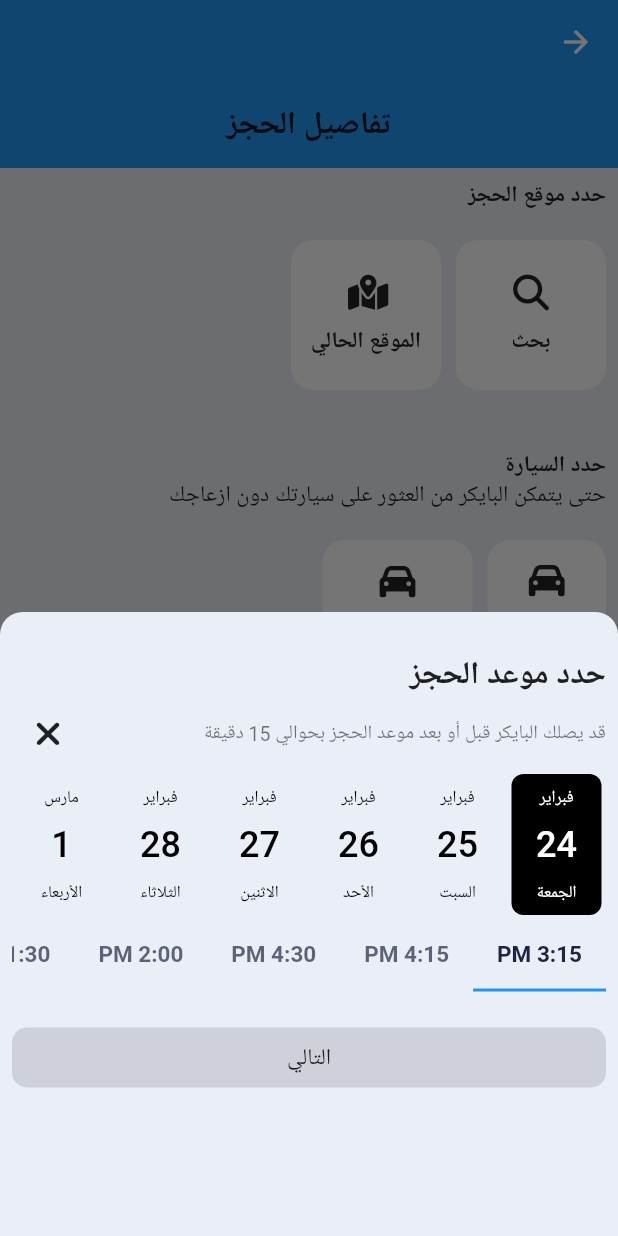
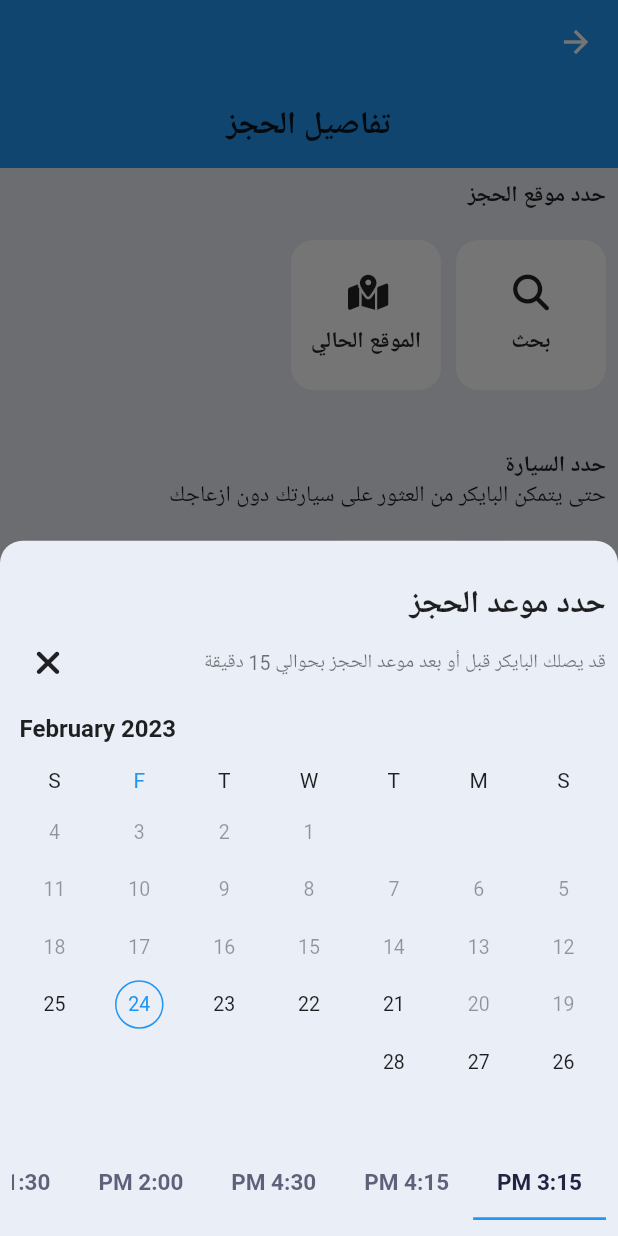
Before and after one commit to 3shmawi/Ghaslah, a Flutter app: the BookingWashScreen screen opened by its route, after a tap on "التالي", on a phone screen of 412 x 824 dp. Run offline on Flutter 3.47's test engine with Material 2 defaults, Android fonts, the phone set to English and light mode, and no system bars; drawn by our look-alikes of date_picker_timeline, syncfusion_flutter_datepicker; our stand-ins replace font_awesome_flutter, google_nav_bar; generated files the repository leaves out were written again.

Commit message:
update strings and change date picker package

```diff
--- a/lib/screens/book_wash/book_wash_screen.dart
+++ b/lib/screens/book_wash/book_wash_screen.dart
@@ -1,27 +1,67 @@
-import 'package:date_picker_timeline/date_picker_widget.dart';
+import 'package:ghaslah/unit/strings_manager.dart';
+import 'package:intl/intl.dart';
 import 'package:flutter/material.dart';
 import 'package:font_awesome_flutter/font_awesome_flutter.dart';
-
+import 'package:syncfusion_flutter_datepicker/datepicker.dart';
 import '../../unit/color_manager.dart';
 import '../../unit/shared_widget/buttons.dart';
 import '../../unit/values_manager.dart';
 
-class BookingWashScreen extends StatelessWidget {
+class BookingWashScreen extends StatefulWidget {
   const BookingWashScreen({Key? key}) : super(key: key);
+
+  @override
+  State<BookingWashScreen> createState() => _BookingWashScreenState();
+}
+
+class _BookingWashScreenState extends State<BookingWashScreen> {
+  String _selectedDate = '';
+  String _dateCount = '';
+  String _range = '';
+  String _rangeCount = '';
+
+  /// The method for [DateRangePickerSelectionChanged] callback, which will be
+  /// called whenever a selection changed on the date picker widget.
+  void _onSelectionChanged(DateRangePickerSelectionChangedArgs args) {
+    /// The argument value will return the changed date as [DateTime] when the
+    /// widget [SfDateRangeSelectionMode] set as single.
+    ///
+    /// The argument value will return the changed dates as [List<DateTime>]
+    /// when the widget [SfDateRangeSelectionMode] set as multiple.
+    ///
+    /// The argument value will return the changed range as [PickerDateRange]
+    /// when the widget [SfDateRangeSelectionMode] set as range.
+    ///
+    /// The argument value will return the changed ranges as
+    /// [List<PickerDateRange] when the widget [SfDateRangeSelectionMode] set as
+    /// multi range.
+    setState(() {
+      if (args.value is PickerDateRange) {
+        _range = '${DateFormat('dd/MM/yyyy').format(args.value.startDate)} -'
+            // ignore: lines_longer_than_80_chars
+            ' ${DateFormat('dd/MM/yyyy').format(args.value.endDate ?? args.value.startDate)}';
+      } else if (args.value is DateTime) {
+        _selectedDate = args.value.toString();
+      } else if (args.value is List<DateTime>) {
+        _dateCount = args.value.length.toString();
+      } else {
+        _rangeCount = args.value.length.toString();
+      }
+    });
+  }
 
   @override
   Widget build(BuildContext context) {
     return Scaffold(
       backgroundColor: ColorManager.backgroundColor,
       appBar: AppBar(
-        elevation: 0,
-
+        elevation: AppSize.s0,
         bottom: AppBar(
-          elevation: 0,
+          elevation: AppSize.s0,
           centerTitle: true,
           automaticallyImplyLeading: false,
-          title:Text(
-            'تفاصيل الحجز',
+          title: Text(
+            AppStrings.bookingDetails,
             style: Theme.of(context).textTheme.titleLarge,
           ),
         ),
@@ -33,7 +73,7 @@ class BookingWashScreen extends StatelessWidget {
             crossAxisAlignment: CrossAxisAlignment.start,
             children: [
               Text(
-                'حدد موقع الحجز',
+                AppStrings.chooseLocation,
                 style: Theme.of(context).textTheme.bodyLarge,
               ),
               const SizedBox(height: AppSize.s20),
@@ -44,7 +84,7 @@ class BookingWashScreen extends StatelessWidget {
                     height: AppSize.s100,
                     decoration: BoxDecoration(
                       color: ColorManager.whiteColor,
-                      borderRadius: BorderRadius.circular(15),
+                      borderRadius: BorderRadius.circular(AppSize.s15),
                     ),
                     child: Column(
                       mainAxisAlignment: MainAxisAlignment.center,
@@ -54,7 +94,7 @@ class BookingWashScreen extends StatelessWidget {
                         ),
                         const SizedBox(height: AppSize.s10),
                         Text(
-                          'بحث',
+                          AppStrings.search,
                           style: Theme.of(context).textTheme.bodyLarge,
                         ),
                       ],
@@ -66,7 +106,7 @@ class BookingWashScreen extends StatelessWidget {
                     height: AppSize.s100,
                     decoration: BoxDecoration(
                       color: ColorManager.whiteColor,
-                      borderRadius: BorderRadius.circular(15),
+                      borderRadius: BorderRadius.circular(AppSize.s15),
                     ),
                     child: Column(
                       mainAxisAlignment: MainAxisAlignment.center,
@@ -76,7 +116,7 @@ class BookingWashScreen extends StatelessWidget {
                         ),
                         const SizedBox(height: AppSize.s10),
                         Text(
-                          'الموقع الحالي',
+                          AppStrings.currentLocation,
                           style: Theme.of(context).textTheme.bodyLarge,
                         ),
                       ],
@@ -86,11 +126,11 @@ class BookingWashScreen extends StatelessWidget {
               ),
               const SizedBox(height: AppSize.s40),
               Text(
-                'حدد السيارة',
+                AppStrings.selectCar,
                 style: Theme.of(context).textTheme.bodyLarge,
               ),
               Text(
-                'حتى يتمكن البايكر من العثور على سيارتك دون ازعاجك',
+                AppStrings.explain,
                 style: Theme.of(context).textTheme.bodyMedium,
               ),
               const SizedBox(height: AppSize.s20),
@@ -101,7 +141,7 @@ class BookingWashScreen extends StatelessWidget {
                     height: AppSize.s100,
                     decoration: BoxDecoration(
                       color: ColorManager.whiteColor,
-                      borderRadius: BorderRadius.circular(15),
+                      borderRadius: BorderRadius.circular(AppSize.s15),
                     ),
                     child: Column(
                       mainAxisAlignment: MainAxisAlignment.center,
@@ -111,7 +151,7 @@ class BookingWashScreen extends StatelessWidget {
                         ),
                         const SizedBox(height: AppSize.s10),
                         Text(
-                          'Add Vehicle',
+                          AppStrings.addVehicle,
                           textAlign: TextAlign.center,
                           style: Theme.of(context).textTheme.bodyLarge,
                         ),
@@ -124,7 +164,7 @@ class BookingWashScreen extends StatelessWidget {
                     height: AppSize.s100,
                     decoration: BoxDecoration(
                       color: ColorManager.whiteColor,
-                      borderRadius: BorderRadius.circular(15),
+                      borderRadius: BorderRadius.circular(AppSize.s15),
                     ),
                     child: Column(
                       mainAxisAlignment: MainAxisAlignment.center,
@@ -140,7 +180,6 @@ class BookingWashScreen extends StatelessWidget {
                         ),
                         Text(
                           '7767-a b h',
-                          textDirection: TextDirection.ltr,
                           textAlign: TextAlign.center,
                           style: Theme.of(context).textTheme.bodySmall,
                         ),
@@ -154,18 +193,18 @@ class BookingWashScreen extends StatelessWidget {
                 maxLines: 5,
                 minLines: 1,
                 decoration: InputDecoration(
-                  labelText: 'اضف ملاحظة للبايكر',
-                  hintText: 'اضف ملاحظة للبايكر',
+                  labelText: AppStrings.setNotice,
+                  hintText: AppStrings.setNotice,
                   labelStyle: Theme.of(context).textTheme.bodySmall,
                   hintStyle: Theme.of(context).textTheme.bodySmall,
                   border: OutlineInputBorder(
-                    borderRadius: BorderRadius.circular(15),
+                    borderRadius: BorderRadius.circular(AppSize.s15),
                   ),
                 ),
               ),
               const SizedBox(height: AppSize.s40),
               DefaultElevatedButton(
-                text: 'التالي',
+                text: AppStrings.next,
                 onPressed: () {
                   bottomSheet(context);
                 },
@@ -182,36 +221,32 @@ class BookingWashScreen extends StatelessWidget {
     showModalBottomSheet(
       context: context,
       useSafeArea: true,
-
       backgroundColor: ColorManager.backgroundColor,
       clipBehavior: Clip.antiAliasWithSaveLayer,
       shape: const RoundedRectangleBorder(
           borderRadius: BorderRadius.only(
-        topLeft: Radius.circular(15),
-        topRight: Radius.circular(15),
+        topLeft: Radius.circular(AppSize.s15),
+        topRight: Radius.circular(AppSize.s15),
       )),
       builder: (context) => DefaultTabController(
         length: 9,
         child: Padding(
-          padding: const EdgeInsets.all(8.0),
+          padding: const EdgeInsets.all(AppPadding.p8),
           child: SizedBox(
-            height: 400,
             width: double.infinity,
             child: Column(
               crossAxisAlignment: CrossAxisAlignment.start,
               children: [
-                const SizedBox(height: 20),
+                const SizedBox(height: AppSize.s20),
                 Text(
-                  'حدد موعد الحجز',
-                  textDirection: TextDirection.ltr,
+                  AppStrings.selectDate,
                   textAlign: TextAlign.center,
                   style: Theme.of(context).textTheme.titleLarge,
                 ),
                 Row(
                   children: [
                     Text(
-                      'قد يصلك البايكر قبل أو بعد موعد الحجز بحوالي 15 دقيقة',
-                      textDirection: TextDirection.ltr,
+                      AppStrings.explain2,
                       textAlign: TextAlign.center,
                       style: Theme.of(context).textTheme.bodySmall,
                     ),
@@ -223,48 +258,73 @@ class BookingWashScreen extends StatelessWidget {
                         )),
                   ],
                 ),
-                DatePicker(
-                  DateTime.now(),
-                  initialSelectedDate: DateTime.now(),
-                  locale: 'ar',
-                  height: 100,
-                  activeDates: [
-                    DateTime(2023, 02, 21),
-                    DateTime(2023, 02, 22),
-                    DateTime(2023, 02, 23),
-                    DateTime(2023, 02, 24),
-                    DateTime(2023, 02, 25),
-                    DateTime(2023, 02, 26),
-                    DateTime(2023, 02, 27),
-                    DateTime(2023, 02, 28),
-                  ],
-                  selectionColor: Colors.black,
-                  selectedTextColor: Colors.white,
-                  onDateChange: (date) {
-                    // New date selected
-                    // setState(() {
-                    //   _selectedValue = date;
-                    // });
-                  },
+                // DatePicker(
+                //   DateTime.now(),
+                //   initialSelectedDate: DateTime.now(),
+                //   locale: 'ar',
+                //   height: 100,
+                //   activeDates: [
+                //     DateTime(2023, 02, 21),
+                //     DateTime(2023, 02, 22),
+                //     DateTime(2023, 02, 23),
+                //     DateTime(2023, 02, 24),
+                //     DateTime(2023, 02, 25),
+                //     DateTime(2023, 02, 26),
+                //     DateTime(2023, 02, 27),
+                //     DateTime(2023, 02, 28),
+                //   ],
+                //   selectionColor: Colors.black,
+                //   selectedTextColor: Colors.white,
+                //   onDateChange: (date) {
+                //     // New date selected
+                //     // setState(() {
+                //     //   _selectedValue = date;
+                //     // });
+                //   },
+                // ),
+
+                SfDateRangePicker(
+                  onSelectionChanged: _onSelectionChanged,
+                  selectionMode: DateRangePickerSelectionMode.single,
+                  maxDate: DateTime(2023, 02, 28),
+                  minDate: DateTime(2023, 02, 21),
                 ),
                 const TabBar(
                   isScrollable: true,
                   labelColor: ColorManager.mainTextColor,
                   tabs: [
-                    Tab(text: '3:15 PM',),
-                    Tab(text: '4:15 PM',),
-                    Tab(text: '4:30 PM',),
-                    Tab(text: '2:00 PM',),
-                    Tab(text: '11:30 AM',),
-                    Tab(text: '3:15 PM',),
-                    Tab(text: '3:15 PM',),
-                    Tab(text: '3:15 PM',),
-                    Tab(text: '3:15 PM',),
+                    Tab(
+                      text: '3:15 PM',
+                    ),
+                    Tab(
+                      text: '4:15 PM',
+                    ),
+                    Tab(
+                      text: '4:30 PM',
+                    ),
+                    Tab(
+                      text: '2:00 PM',
+                    ),
+                    Tab(
+                      text: '11:30 AM',
+                    ),
+                    Tab(
+                      text: '3:15 PM',
+                    ),
+                    Tab(
+                      text: '3:15 PM',
+                    ),
+                    Tab(
+                      text: '3:15 PM',
+                    ),
+                    Tab(
+                      text: '3:15 PM',
+                    ),
                   ],
                 ),
-                const SizedBox(height: 20),
+                const SizedBox(height: AppSize.s20),
                 const DefaultElevatedButton(
-                  text: 'التالي',
+                  text: AppStrings.next,
                 ),
               ],
             ),
--- a/lib/unit/strings_manager.dart
+++ b/lib/unit/strings_manager.dart
@@ -6,11 +6,18 @@ class AppStrings {
   static const mainPrice1 = "49 SAR";
   static const mainService2 = "غسيل سويتر بلس";
   static const mainPrice2 = "54 SAR";
-  static const chooseExtendS ="اختر خدمات اضافيه";
+  static const chooseExtendS = "اختر خدمات اضافيه";
   static const hello = "Hello Seif";
   static const helloAr = "مرحبا سيف";
-
-
-
-
+  static const bookingDetails = 'تفاصيل الحجز';
+  static const chooseLocation ='حدد موقع الحجز';
+  static const search ='بحث';
+  static const currentLocation = 'الموقع الحالي';
+  static const selectCar = 'حدد السيارة';
+  static const explain = 'حتى يتمكن البايكر من العثور على سيارتك دون ازعاجك';
+  static const addVehicle = 'Add Vehicle';
+  static const setNotice = 'اضف ملاحظة للبايكر';
+  static const next = 'التالي';
+  static const selectDate ='حدد موعد الحجز';
+  static const explain2 ='قد يصلك البايكر قبل أو بعد موعد الحجز بحوالي 15 دقيقة';
 }
--- a/pubspec.yaml
+++ b/pubspec.yaml
@@ -15,7 +15,7 @@ dependencies:
     sdk: flutter
 
 
-  intl: ^0.17.0
+  intl: ^0.18.0
   flutter_localizations:
     sdk: flutter
 
@@ -24,7 +24,7 @@ dependencies:
   font_awesome_flutter: ^10.4.0
   google_nav_bar: ^5.0.6
   carousel_slider: ^4.2.1
-  date_picker_timeline: ^1.2.3
+  syncfusion_flutter_datepicker: ^20.4.51
 
 
 
```
Also changed, not shown: pubspec.lock.
